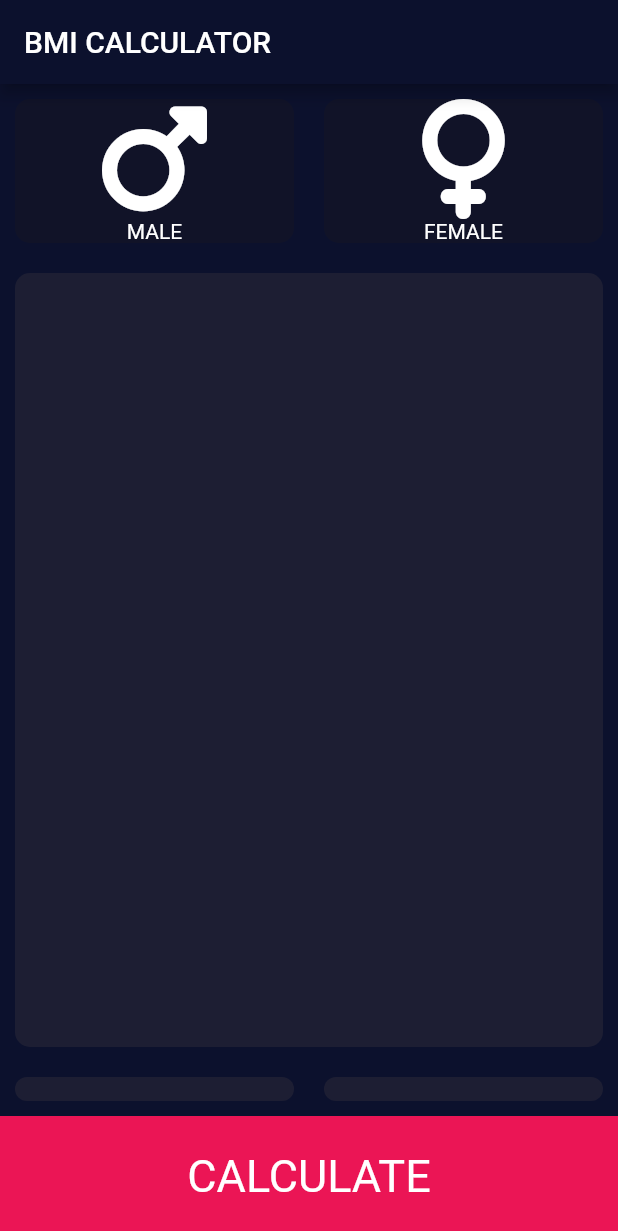
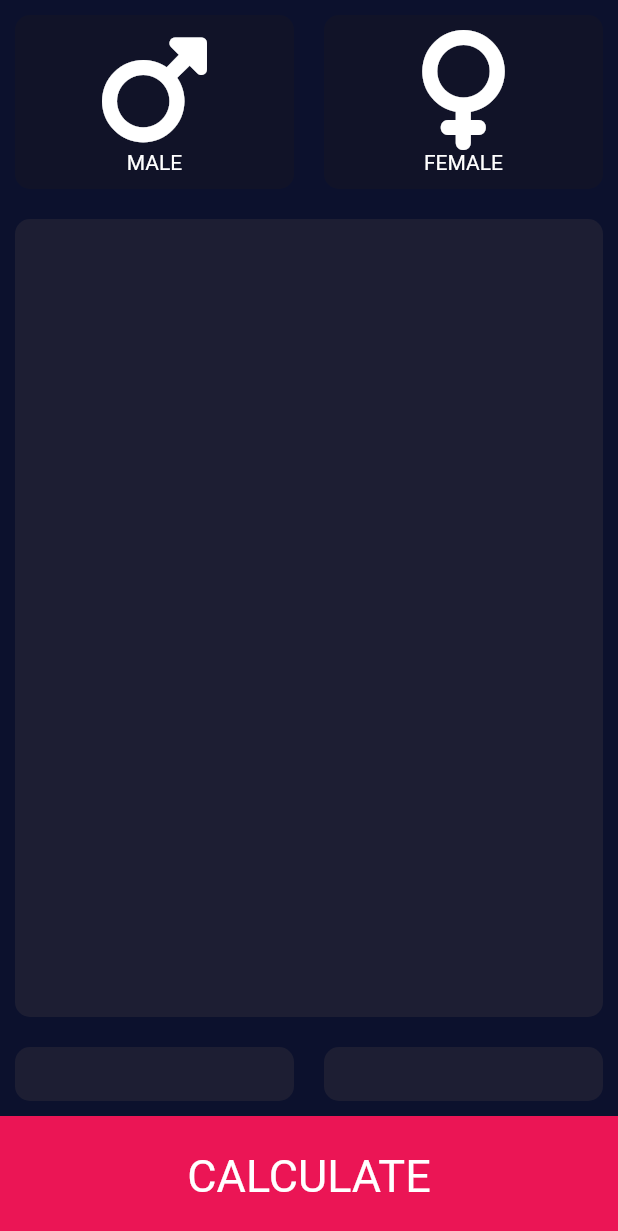
Before and after one commit to HooEP01/bmi, a Flutter app: the screen it shows after launch, on a phone screen of 412 x 824 dp. Shown: the top 1231 px of the screen. Run offline on Flutter 3.47's test engine with Material 2 defaults, Android fonts, the phone set to English and light mode, and no system bars; our stand-ins replace font_awesome_flutter.

Commit message:
Padding Added to the Reusable Card

```diff
--- a/lib/input_page.dart
+++ b/lib/input_page.dart
@@ -24,9 +24,6 @@ class _InputPageState extends State<InputPage> {
   @override
   Widget build(BuildContext context) {
     return Scaffold(
-      appBar: AppBar(
-        title: Text('BMI CALCULATOR'),
-      ),
       body: Column(
         mainAxisAlignment: MainAxisAlignment.spaceBetween,
         crossAxisAlignment: CrossAxisAlignment.stretch,
--- a/lib/reusable_card.dart
+++ b/lib/reusable_card.dart
@@ -11,6 +11,7 @@ class ReusableCard extends StatelessWidget {
     return Container(
       child: cardChild,
       margin: EdgeInsets.all(10.0),
+      padding: EdgeInsets.all(10.0),
       decoration: BoxDecoration(
         borderRadius: BorderRadius.circular(10.0),
         color: cardColor,
```
